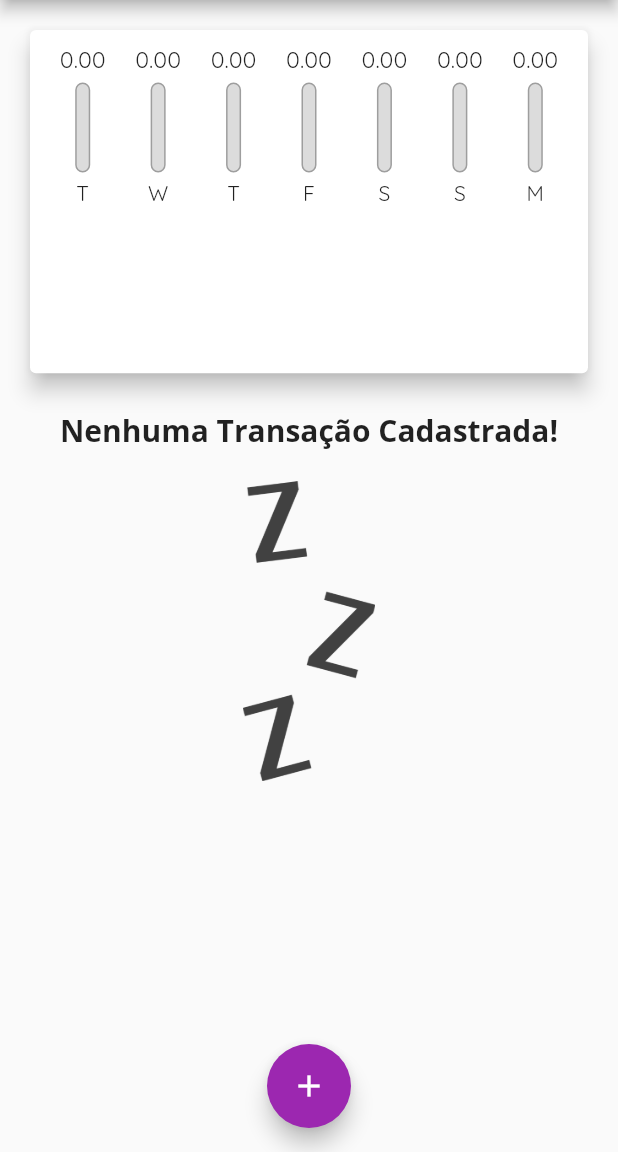
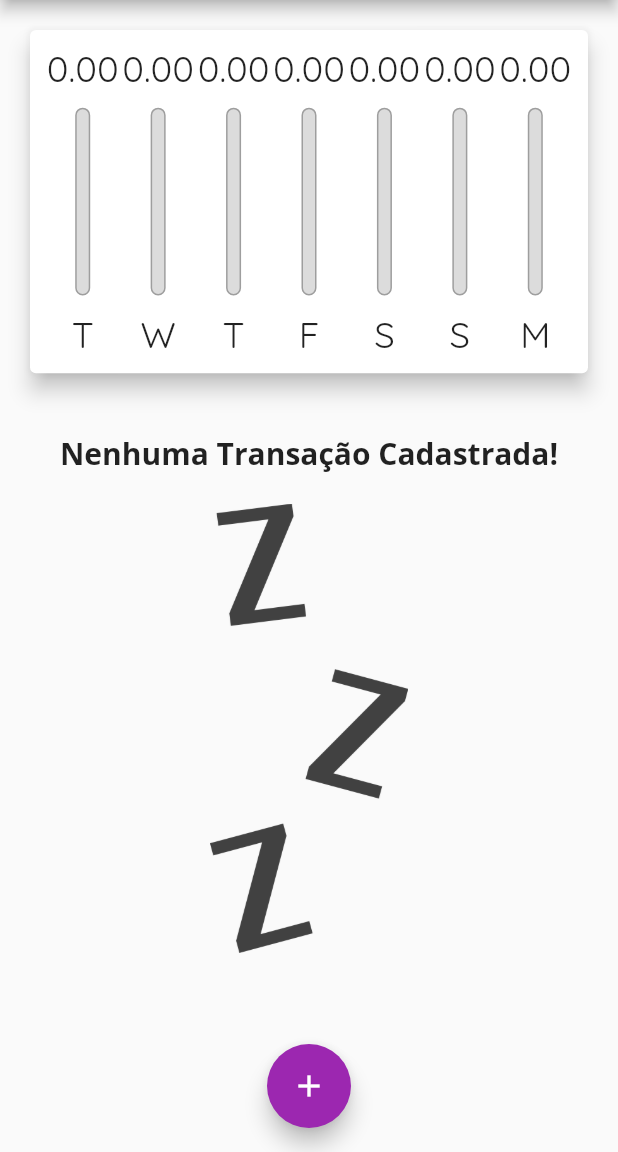
Before and after one commit to Fabio-L-C/personal-expenses-in-flutter, a Flutter app: the screen it shows after launch, on a phone screen of 412 x 824 dp, the part 84-1236 px from its top. Run offline on Flutter 3.47's test engine with Material 2 defaults, Android fonts, the phone set to English and light mode, and no system bars.

Commit message:
Modo Paisagem Adicionado

```diff
--- a/lib/components/chart_bar.dart
+++ b/lib/components/chart_bar.dart
@@ -15,17 +15,18 @@ class ChartBar extends StatelessWidget {
 
   @override
   Widget build(BuildContext context) {
+    return LayoutBuilder(builder: (ctx, constraints) {
       return Column(
         children: [
           Container(
-          height: 20,
+            height: constraints.maxHeight * 0.15,
             child: FittedBox(
               child: Text('${value.toStringAsFixed(2)}'),
             ),
           ),
-        SizedBox(height: 5),
+          SizedBox(height: constraints.maxHeight * 0.05),
           Container(
-          height: 60,
+            height: constraints.maxHeight * 0.6,
             width: 10,
             child: Stack(
               alignment: Alignment.bottomCenter,
@@ -52,9 +53,15 @@ class ChartBar extends StatelessWidget {
               ],
             ),
           ),
-        SizedBox(height: 5),
-        Text(label),
+          SizedBox(height: constraints.maxHeight * 0.05),
+          Container(
+            height: constraints.maxHeight * 0.15,
+            child: FittedBox(
+              child: Text(label),
+            ),
+          ),
         ],
       );
+    });
   }
 }
--- a/lib/components/transaction_list.dart
+++ b/lib/components/transaction_list.dart
@@ -13,9 +13,10 @@ class TransactionList extends StatelessWidget {
   @override
   Widget build(BuildContext context) {
     return transactions.isEmpty
-        ? Column(
+        ? LayoutBuilder(builder: (ctx, constraints) {
+            return Column(
               children: [
-              SizedBox(height: 5),
+                SizedBox(height: 20),
                 Text(
                   'Nenhuma Transação Cadastrada!',
                   style: TextStyle(
@@ -26,14 +27,15 @@ class TransactionList extends StatelessWidget {
                 ),
                 SizedBox(height: 20),
                 Container(
-                height: 200,
+                  height: constraints.maxHeight * 0.6,
                   child: Image.asset(
                     'assets/images/waiting.png',
                     fit: BoxFit.cover,
                   ),
                 ),
               ],
-          )
+            );
+          })
         : ListView.builder(
             itemCount: transactions.length,
             itemBuilder: (ctx, index) {
--- a/lib/main.dart
+++ b/lib/main.dart
@@ -33,6 +33,7 @@ class MyHomePage extends StatefulWidget {
 
 class _MyHomePageState extends State<MyHomePage> {
   final List<Transaction> _transactions = [];
+  bool _showChart = false;
 
   List<Transaction> get _recentTransactions {
     return _transactions.where((tr) {
@@ -72,6 +73,9 @@ class _MyHomePageState extends State<MyHomePage> {
 
   @override
   Widget build(BuildContext context) {
+    bool isLandScape =
+        MediaQuery.of(context).orientation == Orientation.landscape;
+
     final appBar = AppBar(
       title: Text(
         'Despesas Pessoais',
@@ -81,6 +85,15 @@ class _MyHomePageState extends State<MyHomePage> {
         ),
       ),
       actions: [
+        if (isLandScape)
+          IconButton(
+            icon: Icon(_showChart ? Icons.list : Icons.bar_chart),
+            onPressed: () {
+              setState(() {
+                _showChart = !_showChart;
+              });
+            },
+          ),
         IconButton(
           icon: Icon(Icons.add),
           onPressed: () => _openTransactionFormModal(context),
@@ -98,10 +111,12 @@ class _MyHomePageState extends State<MyHomePage> {
         child: Column(
           crossAxisAlignment: CrossAxisAlignment.stretch,
           children: [
+            if (_showChart || !isLandScape)
               Container(
-              height: availableHeight * 0.35,
+                height: availableHeight * (isLandScape ? 0.7 : 0.35),
                 child: Chart(_recentTransactions),
               ),
+            if (!_showChart || !isLandScape)
               Container(
                 height: availableHeight * 0.65,
                 child: TransactionList(_transactions, _removeTransaction),
```
Lines whose indentation alone changed are shown as unchanged.
